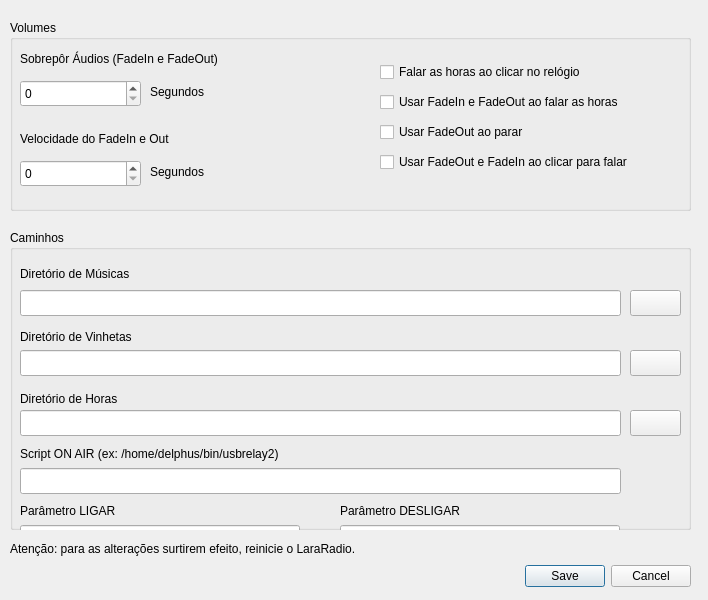
Before: the Qt Designer form configdialog.ui in brdelphus/lararadio, drawn with Qt 5.
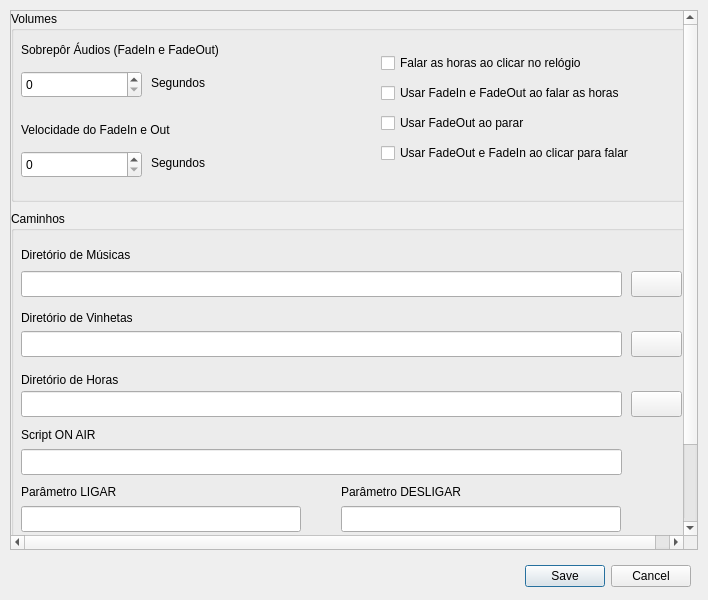
After: the same form once the commit is applied. Icons and pictures are not drawn.

Commit message: feat: botão ON AIR com scroll no ConfigDialog e exemplo ~/ sem username hardcoded

Patch:
```diff
--- a/configdialog.ui
+++ b/configdialog.ui
@@ -32,11 +32,32 @@
     <bool>false</bool>
    </property>
   </widget>
+  <widget class="QScrollArea" name="scrollArea">
+   <property name="geometry">
+    <rect>
+     <x>10</x>
+     <y>10</y>
+     <width>688</width>
+     <height>540</height>
+    </rect>
+   </property>
+   <property name="widgetResizable">
+    <bool>false</bool>
+   </property>
+   <widget class="QWidget" name="scrollAreaWidgetContents">
+    <property name="geometry">
+     <rect>
+      <x>0</x>
+      <y>0</y>
+      <width>686</width>
+      <height>620</height>
+     </rect>
+    </property>
   <widget class="QGroupBox" name="groupBox">
    <property name="geometry">
     <rect>
-     <x>10</x>
-     <y>20</y>
+       <x>0</x>
+       <y>0</y>
      <width>681</width>
      <height>191</height>
     </rect>
@@ -172,10 +193,10 @@
   <widget class="QGroupBox" name="groupBox_2">
    <property name="geometry">
     <rect>
-     <x>10</x>
-     <y>230</y>
+       <x>0</x>
+       <y>200</y>
      <width>681</width>
-     <height>300</height>
+       <height>340</height>
     </rect>
    </property>
    <property name="title">
@@ -328,7 +349,7 @@
      </font>
     </property>
     <property name="text">
-     <string>Script ON AIR (ex: /home/delphus/bin/usbrelay2)</string>
+       <string>Script ON AIR</string>
     </property>
    </widget>
    <widget class="QLineEdit" name="onair_script">
@@ -401,8 +422,8 @@
    <widget class="QLabel" name="label_8">
     <property name="geometry">
      <rect>
-      <x>10</x>
-      <y>540</y>
+       <x>0</x>
+       <y>550</y>
       <width>431</width>
       <height>18</height>
      </rect>
@@ -415,6 +436,8 @@
     <property name="text">
      <string>Atenção: para as alterações surtirem efeito, reinicie o LaraRadio.</string>
     </property>
+    </widget>
+   </widget>
    </widget>
    </widget>
  <resources/>
```
Lines whose indentation alone changed are shown as unchanged. The commit also changes 6 other files.
